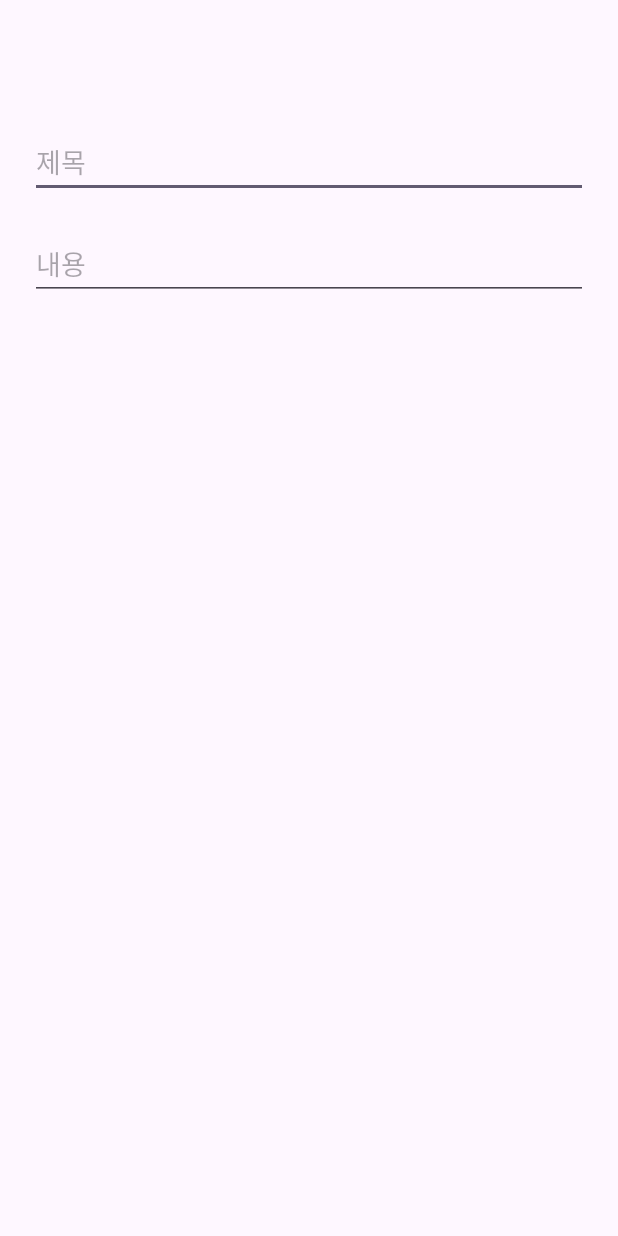
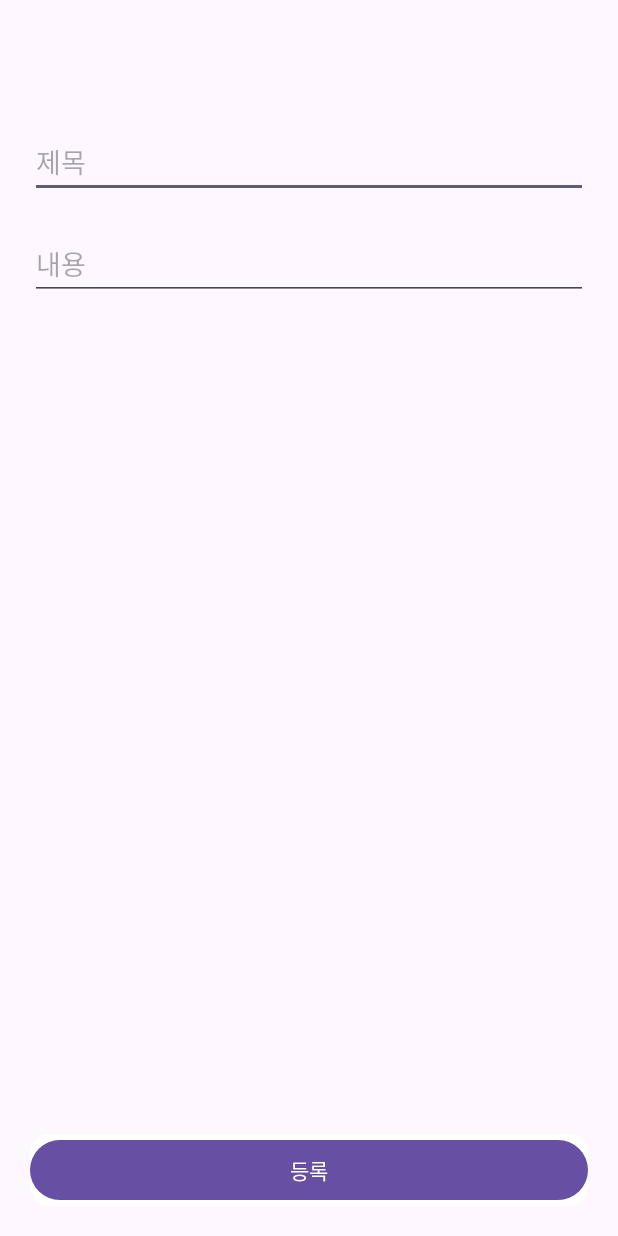
Before and after one commit to Jjol0twi/ndCampAdvanceTeam, an Android app: the TodoAddActivity screen opened directly, with no data from a screen before it, on a phone screen of 412 x 824 dp. Before the commit the screen is almost empty. Run offline under Robolectric (Android 15) with nearby library versions, the phone set to English and light mode, and no system bars.

Commit message:
add submit button

```diff
--- a/app/src/main/AndroidManifest.xml
+++ b/app/src/main/AndroidManifest.xml
@@ -20,7 +20,6 @@
             android:exported="true">
             <intent-filter>
                 <action android:name="android.intent.action.MAIN" />
-
                 <category android:name="android.intent.category.LAUNCHER" />
             </intent-filter>
         </activity>
--- a/app/src/main/res/layout/todo_add_activity.xml
+++ b/app/src/main/res/layout/todo_add_activity.xml
@@ -29,10 +29,29 @@
         android:layout_width="0dp"
         android:layout_height="wrap_content"
         android:layout_margin="20dp"
+        android:hint="@string/todo_add_content_hint"
+        android:inputType="text"
+        android:minHeight="48dp"
         app:layout_constraintLeft_toLeftOf="parent"
         app:layout_constraintRight_toRightOf="parent"
-        app:layout_constraintTop_toBottomOf="@id/todo_add_title_edit"
-        android:hint="@string/todo_add_content_hint"
-        android:inputType="text" />
+        app:layout_constraintTop_toBottomOf="@id/todo_add_title_edit" />
+
+    <androidx.cardview.widget.CardView
+        android:layout_width="0dp"
+        android:layout_height="wrap_content"
+        android:layout_gravity="center"
+        android:layout_margin="20dp"
+        app:cardCornerRadius="12dp"
+        app:cardElevation="0dp"
+        app:layout_constraintBottom_toBottomOf="parent"
+        app:layout_constraintLeft_toLeftOf="parent"
+        app:layout_constraintRight_toRightOf="parent">
+
+        <Button
+            android:id="@+id/todo_add_success_button"
+            android:layout_width="match_parent"
+            android:layout_height="match_parent"
+            android:text="@string/todo_add_button_text" />
+    </androidx.cardview.widget.CardView>
 
 </androidx.constraintlayout.widget.ConstraintLayout>
--- a/app/src/main/res/values/strings.xml
+++ b/app/src/main/res/values/strings.xml
@@ -4,4 +4,5 @@
     <string name="main_todo_title">Todo</string>
     <string name="main_bookmark_title">Bookmark</string>
     <string name="todo_add_title_hint">제목</string>
+    <string name="todo_add_button_text">등록</string>
 </resources>
```
